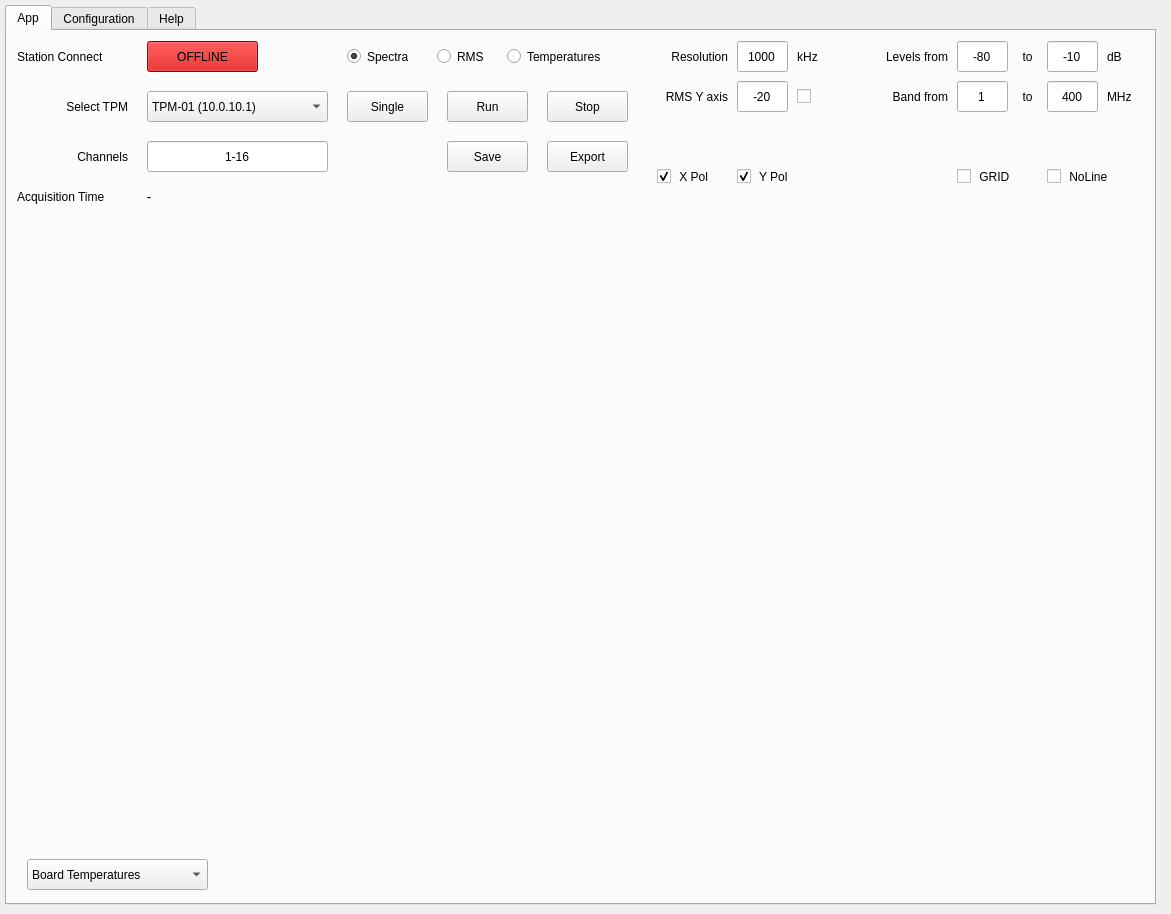
Before: the Qt Designer form skalab_live.ui in amattana/skalab, drawn with Qt 5.
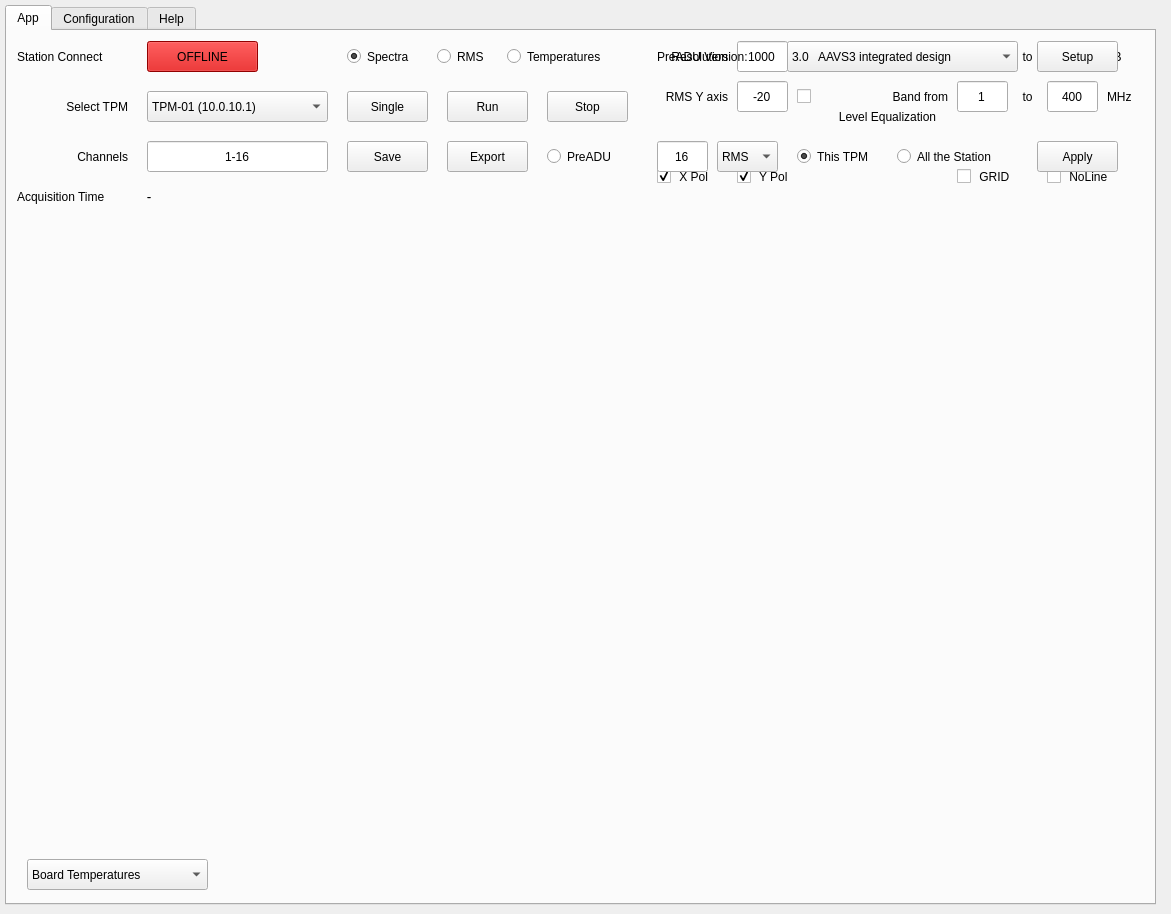
After: the same form once the commit is applied.

Commit message: Level Equalization and RMS Thread

What changed in the file:
```diff
--- a/skalab_live.ui
+++ b/skalab_live.ui
@@ -575,7 +575,7 @@
     <widget class="QPushButton" name="qbutton_save">
      <property name="geometry">
       <rect>
-       <x>440</x>
+       <x>340</x>
        <y>110</y>
        <width>81</width>
        <height>31</height>
@@ -594,26 +594,10 @@
       <string>Save</string>
      </property>
     </widget>
-    <widget class="QRadioButton" name="qradio_spectra">
-     <property name="geometry">
-      <rect>
-       <x>340</x>
-       <y>10</y>
-       <width>81</width>
-       <height>31</height>
-      </rect>
-     </property>
-     <property name="text">
-      <string>Spectra</string>
-     </property>
-     <property name="checked">
-      <bool>true</bool>
-     </property>
-    </widget>
     <widget class="QPushButton" name="qbutton_export">
      <property name="geometry">
       <rect>
-       <x>540</x>
+       <x>440</x>
        <y>110</y>
        <width>81</width>
        <height>31</height>
@@ -784,6 +768,41 @@
       </item>
      </widget>
     </widget>
+    <widget class="QLabel" name="qlabel_tstamp_temp">
+     <property name="geometry">
+      <rect>
+       <x>140</x>
+       <y>150</y>
+       <width>181</width>
+       <height>31</height>
+      </rect>
+     </property>
+     <property name="layoutDirection">
+      <enum>Qt::LeftToRight</enum>
+     </property>
+     <property name="text">
+      <string>-</string>
+     </property>
+     <property name="alignment">
+      <set>Qt::AlignLeading|Qt::AlignLeft|Qt::AlignVCenter</set>
+     </property>
+    </widget>
+    <widget class="QRadioButton" name="qradio_temps">
+     <property name="geometry">
+      <rect>
+       <x>500</x>
+       <y>10</y>
+       <width>121</width>
+       <height>31</height>
+      </rect>
+     </property>
+     <property name="text">
+      <string>Temperatures</string>
+     </property>
+     <property name="checked">
+      <bool>false</bool>
+     </property>
+    </widget>
     <widget class="QRadioButton" name="qradio_rms">
      <property name="geometry">
       <rect>
@@ -800,40 +819,254 @@
       <bool>false</bool>
      </property>
     </widget>
-    <widget class="QRadioButton" name="qradio_temps">
+    <widget class="QRadioButton" name="qradio_spectra">
      <property name="geometry">
       <rect>
-       <x>500</x>
+       <x>340</x>
        <y>10</y>
-       <width>121</width>
+       <width>81</width>
        <height>31</height>
       </rect>
      </property>
      <property name="text">
-      <string>Temperatures</string>
+      <string>Spectra</string>
+     </property>
+     <property name="checked">
+      <bool>true</bool>
+     </property>
+    </widget>
+    <widget class="QRadioButton" name="qradio_preadu">
+     <property name="geometry">
+      <rect>
+       <x>540</x>
+       <y>110</y>
+       <width>81</width>
+       <height>31</height>
+      </rect>
+     </property>
+     <property name="text">
+      <string>PreADU</string>
      </property>
      <property name="checked">
       <bool>false</bool>
      </property>
     </widget>
-    <widget class="QLabel" name="qlabel_tstamp_temp">
+    <widget class="QWidget" name="ctrl_preadu" native="true">
      <property name="geometry">
       <rect>
-       <x>140</x>
-       <y>150</y>
-       <width>181</width>
-       <height>31</height>
+       <x>630</x>
+       <y>10</y>
+       <width>511</width>
+       <height>151</height>
       </rect>
      </property>
-     <property name="layoutDirection">
-      <enum>Qt::LeftToRight</enum>
-     </property>
-     <property name="text">
-      <string>-</string>
-     </property>
-     <property name="alignment">
-      <set>Qt::AlignLeading|Qt::AlignLeft|Qt::AlignVCenter</set>
-     </property>
+     <widget class="QLabel" name="qlabel_preadu_version">
+      <property name="geometry">
+       <rect>
+        <x>20</x>
+        <y>0</y>
+        <width>121</width>
+        <height>31</height>
+       </rect>
+      </property>
+      <property name="toolTip">
+       <string/>
+      </property>
+      <property name="statusTip">
+       <string/>
+      </property>
+      <property name="whatsThis">
+       <string/>
+      </property>
+      <property name="text">
+       <string>PreADU Version:</string>
+      </property>
+      <property name="alignment">
+       <set>Qt::AlignLeading|Qt::AlignLeft|Qt::AlignVCenter</set>
+      </property>
+     </widget>
+     <widget class="QComboBox" name="qcombo_preadu_version">
+      <property name="geometry">
+       <rect>
+        <x>150</x>
+        <y>0</y>
+        <width>231</width>
+        <height>31</height>
+       </rect>
+      </property>
+      <property name="currentIndex">
+       <number>0</number>
+      </property>
+      <property name="maxVisibleItems">
+       <number>16</number>
+      </property>
+      <property name="duplicatesEnabled">
+       <bool>false</bool>
+      </property>
+      <item>
+       <property name="text">
+        <string>3.0   AAVS3 integrated design</string>
+       </property>
+      </item>
+      <item>
+       <property name="text">
+        <string>2.1   AAVS1/2 with Optical Rx</string>
+       </property>
+      </item>
+      <item>
+       <property name="text">
+        <string>2.0   RF Receivers</string>
+       </property>
+      </item>
+      <item>
+       <property name="text">
+        <string>2.0   SADino </string>
+       </property>
+      </item>
+     </widget>
+     <widget class="QPushButton" name="qbutton_preadu_setup">
+      <property name="enabled">
+       <bool>true</bool>
+      </property>
+      <property name="geometry">
+       <rect>
+        <x>400</x>
+        <y>0</y>
+        <width>81</width>
+        <height>31</height>
+       </rect>
+      </property>
+      <property name="toolTip">
+       <string/>
+      </property>
+      <property name="text">
+       <string>Setup</string>
+      </property>
+     </widget>
+     <widget class="QLabel" name="qlabel_preadu_version_2">
+      <property name="geometry">
+       <rect>
+        <x>20</x>
+        <y>60</y>
+        <width>461</width>
+        <height>31</height>
+       </rect>
+      </property>
+      <property name="toolTip">
+       <string/>
+      </property>
+      <property name="statusTip">
+       <string/>
+      </property>
+      <property name="whatsThis">
+       <string/>
+      </property>
+      <property name="text">
+       <string>Level Equalization</string>
+      </property>
+      <property name="alignment">
+       <set>Qt::AlignCenter</set>
+      </property>
+     </widget>
+     <widget class="QLineEdit" name="qline_eqvalue">
+      <property name="geometry">
+       <rect>
+        <x>20</x>
+        <y>100</y>
+        <width>51</width>
+        <height>31</height>
+       </rect>
+      </property>
+      <property name="statusTip">
+       <string/>
+      </property>
+      <property name="text">
+       <string>16</string>
+      </property>
+      <property name="alignment">
+       <set>Qt::AlignCenter</set>
+      </property>
+     </widget>
+     <widget class="QRadioButton" name="qradio_eq_this">
+      <property name="geometry">
+       <rect>
+        <x>160</x>
+        <y>100</y>
+        <width>91</width>
+        <height>31</height>
+       </rect>
+      </property>
+      <property name="text">
+       <string>This TPM</string>
+      </property>
+      <property name="checked">
+       <bool>true</bool>
+      </property>
+     </widget>
+     <widget class="QRadioButton" name="qradio_eq_station">
+      <property name="geometry">
+       <rect>
+        <x>260</x>
+        <y>100</y>
+        <width>121</width>
+        <height>31</height>
+       </rect>
+      </property>
+      <property name="text">
+       <string>All the Station</string>
+      </property>
+      <property name="checked">
+       <bool>false</bool>
+      </property>
+     </widget>
+     <widget class="QComboBox" name="qcombo_equnit">
+      <property name="geometry">
+       <rect>
+        <x>80</x>
+        <y>100</y>
+        <width>61</width>
+        <height>31</height>
+       </rect>
+      </property>
+      <property name="currentIndex">
+       <number>0</number>
+      </property>
+      <property name="maxVisibleItems">
+       <number>16</number>
+      </property>
+      <property name="duplicatesEnabled">
+       <bool>false</bool>
+      </property>
+      <item>
+       <property name="text">
+        <string>RMS</string>
+       </property>
+      </item>
+      <item>
+       <property name="text">
+        <string>dBm</string>
+       </property>
+      </item>
+     </widget>
+     <widget class="QPushButton" name="qbutton_equalize">
+      <property name="enabled">
+       <bool>true</bool>
+      </property>
+      <property name="geometry">
+       <rect>
+        <x>400</x>
+        <y>100</y>
+        <width>81</width>
+        <height>31</height>
+       </rect>
+      </property>
+      <property name="toolTip">
+       <string/>
+      </property>
+      <property name="text">
+       <string>Apply</string>
+      </property>
+     </widget>
     </widget>
    </widget>
    <widget class="QWidget" name="qtab_conf">
```
The commit also changes 5 other files.
